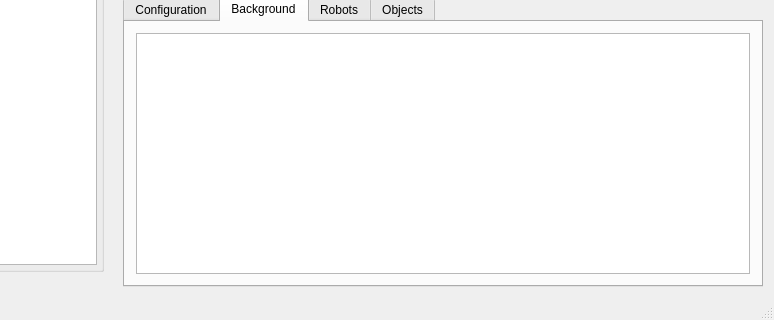
Qt form forms/mainwindow.ui (gucwakj/RoboSim) before a commit; both pictures show x 138 to 912 and y 461 to 781 of the 912 by 781 pixel window.
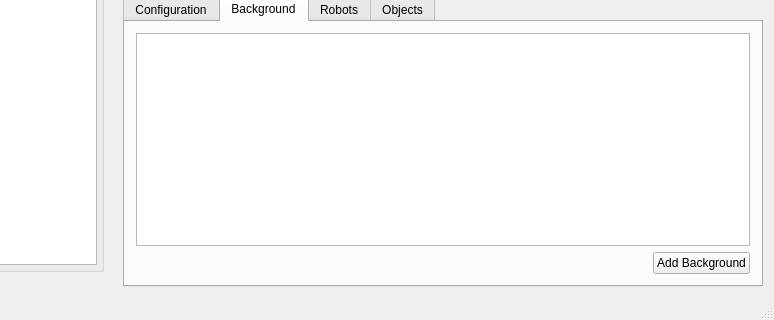
The same form after that commit. The open tabs and pages were chosen to show the change. Custom widgets are drawn as their Qt base class.

Commit message: redo background storage for add button

Diff of the .ui file:
```diff
--- a/forms/mainwindow.ui
+++ b/forms/mainwindow.ui
@@ -703,10 +703,34 @@
          <attribute name="title">
           <string>Background</string>
          </attribute>
-         <layout class="QHBoxLayout" name="horizontalLayout_4">
+         <layout class="QVBoxLayout" name="verticalLayout_8">
           <item>
            <widget class="QListWidget" name="backgroundListWidget"/>
           </item>
+          <item>
+           <layout class="QHBoxLayout" name="horizontalLayout_4">
+            <item>
+             <spacer name="horizontalSpacer">
+              <property name="orientation">
+               <enum>Qt::Horizontal</enum>
+              </property>
+              <property name="sizeHint" stdset="0">
+               <size>
+                <width>40</width>
+                <height>20</height>
+               </size>
+              </property>
+             </spacer>
+            </item>
+            <item>
+             <widget class="QPushButton" name="add_background">
+              <property name="text">
+               <string>Add Background</string>
+              </property>
+             </widget>
+            </item>
+           </layout>
+          </item>
          </layout>
         </widget>
         <widget class="QWidget" name="tab_robots">
```
Left out of the diff: 2 changed lines with no effect on the pictures. The commit also changes 2 other files.
